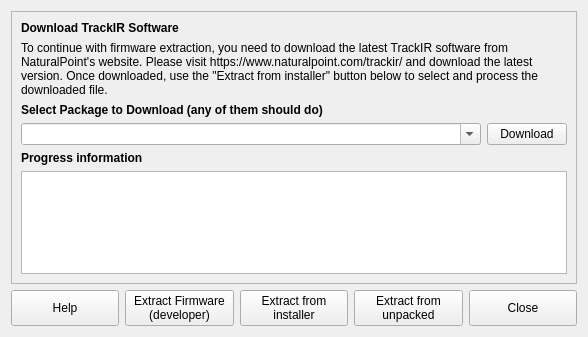
This is src/qt_gui/extractor.ui in fwfa123/linuxtrackx-ir as Qt 5 draws it before an edit. The edited form follows.
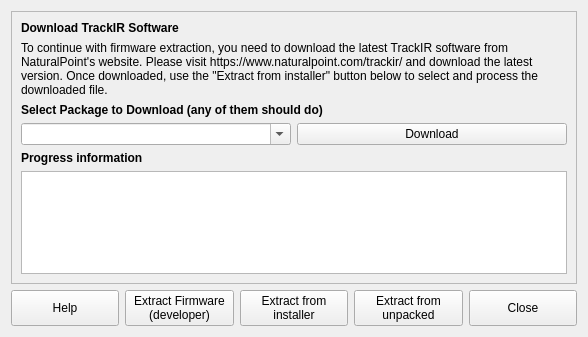
This is the edited form.

Commit message:
Fix MFC42 reinstall dialog button issues
- Override show() method in Mfc42uWinetricksExtractor to enable all buttons when dialog is displayed
- Fix DownloadButton size policy from Maximum to Minimum with 100px minimum width
- Ensures installation method buttons are enabled during reinstall scenarios
- Makes Download/Install button larger and more visible to users

```diff
--- a/src/qt_gui/extractor.ui
+++ b/src/qt_gui/extractor.ui
@@ -74,11 +74,17 @@
         <item>
          <widget class="QPushButton" name="DownloadButton">
           <property name="sizePolicy">
-           <sizepolicy hsizetype="Maximum" vsizetype="Fixed">
+           <sizepolicy hsizetype="Minimum" vsizetype="Fixed">
             <horstretch>0</horstretch>
             <verstretch>0</verstretch>
            </sizepolicy>
           </property>
+          <property name="minimumSize">
+           <size>
+            <width>100</width>
+            <height>0</height>
+           </size>
+          </property>
           <property name="text">
            <string>Download</string>
           </property>
```
The commit also changes 2 other files.
